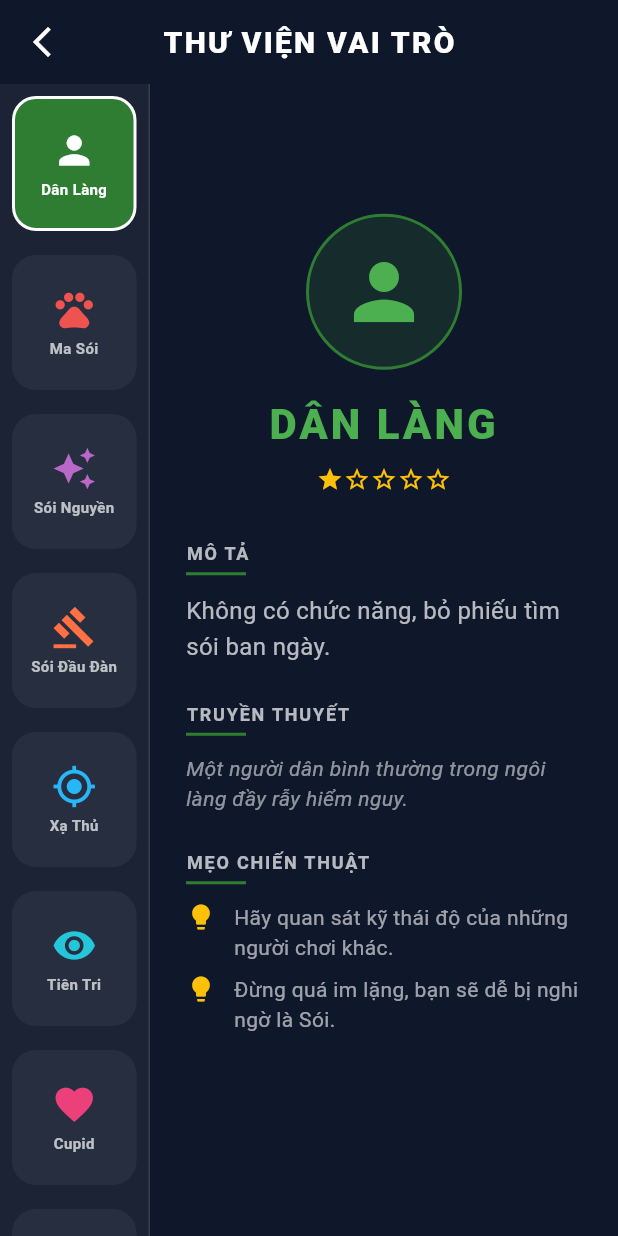
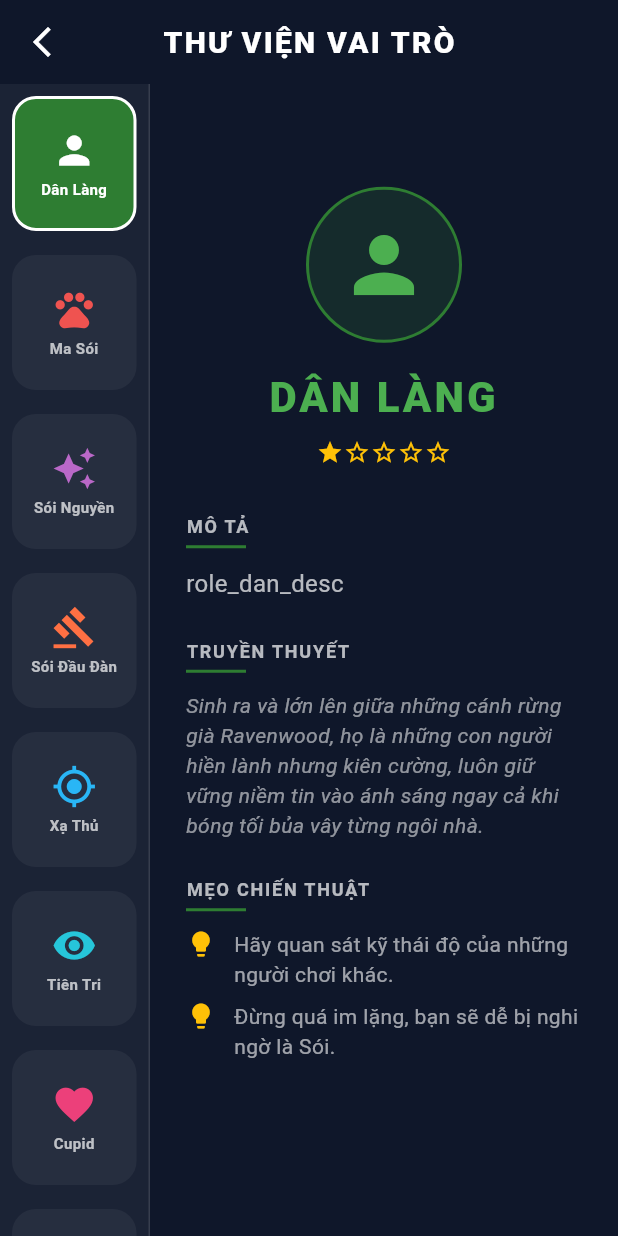
Before and after one commit to sktt1vinhlee/PRM---Werewolf, a Flutter app: the RoleLibraryScreen screen opened directly, after a tap on "Dân Làng", on a phone screen of 412 x 824 dp. Run offline on Flutter 3.47's test engine with Material 3 defaults, Android fonts, the light colour scheme and no system bars; our stand-ins replace cloud_firestore, firebase_core, shared_preferences; accounts and stored records are empty.

Commit message:
bản Alpla

```diff
--- a/lib/services/language_service.dart
+++ b/lib/services/language_service.dart
@@ -134,54 +134,54 @@ class LanguageService extends ChangeNotifier {
       'instruction_vote': 'Chạm người chơi để vote.',
       'instruction_target': 'Mục tiêu:',
       'role_dan': 'Dân Làng',
-      'role_dan_desc': 'Không có chức năng, bỏ phiếu tìm sói ban ngày.',
+      'role_dan_dz`esc': 'Tìm và bỏ phiếu treo cổ Ma Sói vào ban ngày.',
       'role_soi': 'Ma Sói',
-      'role_soi_desc': 'Cắn người vào ban đêm cùng bầy sói.',
+      'role_soi_desc': 'Cùng bầy đàn tiêu diệt dân làng vào ban đêm.',
       'role_soi_nguyen': 'Sói Nguyền',
-      'role_soi_nguyen_desc': 'Nguyền rủa người chơi ban ngày khiến Tiên Tri soi ra là Sói.',
+      'role_soi_nguyen_desc': 'Nguyền rủa khiến Tiên Tri soi sai phe mục tiêu.',
       'role_soi_dau_dan': 'Sói Đầu Đàn',
-      'role_soi_dau_dan_desc': 'Lá phiếu vote ban đêm có giá trị gấp đôi.',
+      'role_soi_dau_dan_desc': 'Lá phiếu cắn người ban đêm có giá trị gấp đôi.',
       'role_xa_thu': 'Xạ Thủ',
-      'role_xa_thu_desc': 'Có 2 viên đạn bắn ban ngày, bắn phát đầu sẽ lộ diện.',
+      'role_xa_thu_desc': 'Sở hữu 2 viên đạn để bắn hạ mục tiêu ban ngày.',
       'role_tien_tri': 'Tiên Tri',
-      'role_tien_tri_desc': 'Soi 1 người mỗi đêm để biết họ thuộc phe Dân hay Sói.',
+      'role_tien_tri_desc': 'Mỗi đêm soi 1 người để biết phe của họ.',
       'role_cupid': 'Cupid',
-      'role_cupid_desc': 'Ghép đôi 2 người, nếu 1 người chết người kia chết theo.',
+      'role_cupid_desc': 'Ghép đôi 2 người, thắng khi cả hai sống sót.',
       'role_tho_san': 'Thợ Săn',
-      'role_tho_san_desc': 'Nếu chết có thể chọn nổ súng bắn kéo theo 1 người.',
+      'role_tho_san_desc': 'Bắn hạ 1 người chơi khác nếu bạn tử nạn.',
       'role_bao_ve': 'Bảo Vệ',
-      'role_bao_ve_desc': 'Bảo vệ 1 người mỗi đêm khỏi sói (không bảo vệ 1 người 2 đêm liên tiếp).',
+      'role_bao_ve_desc': 'Mỗi đêm chọn bảo vệ 1 người khỏi Ma Sói.',
       'role_phu_thuy': 'Phù Thủy',
-      'role_phu_thuy_desc': 'Có 1 bình cứu (cứu người bị cắn hoặc hồi sinh) và 1 bình độc.',
+      'role_phu_thuy_desc': 'Có 1 bình thuốc cứu sống và 1 bình thuốc độc, chỉ sử dụng vào ban đêm.',
       'role_nerd': 'Kẻ Ngốc',
-      'role_nerd_desc': 'Thắng nếu bị dân làng treo cổ vào ban ngày.',
-      'lore_dan': 'Một người dân bình thường trong ngôi làng đầy rẫy hiểm nguy.',
+      'role_nerd_desc': 'Giành chiến thắng nếu bị dân làng treo cổ.',
       'tip_dan_1': 'Hãy quan sát kỹ thái độ của những người chơi khác.',
       'tip_dan_2': 'Đừng quá im lặng, bạn sẽ dễ bị nghi ngờ là Sói.',
-      'lore_soi': 'Kẻ săn mồi hung hãn núp bóng con người vào ban ngày.',
       'tip_soi_1': 'Hãy phối hợp cùng bầy sói để tiêu diệt các chức năng quan trọng.',
       'tip_soi_2': 'Tự tin giả làm dân làng hoặc một chức năng khác để ẩn thân.',
-      'lore_soi_nguyen': 'Kẻ mang lời nguyền hắc ám, có thể làm vấy bẩn linh hồn người khác.',
       'tip_soi_nguyen_1': 'Nguyền rủa người chơi có khả năng cao là Tiên Tri để gây nhiễu loạn thông tin.',
-      'lore_soi_dau_dan': 'Thủ lĩnh uy nghiêm của bầy sói với tiếng hú đầy quyền lực.',
       'tip_soi_dau_dan_1': 'Lá phiếu của bạn rất quan trọng, hãy thảo luận kỹ với bầy sói trước khi quyết định mục tiêu.',
-      'lore_xa_thu': 'Tay súng thiện xạ bảo vệ ngôi làng khỏi bóng tối.',
       'tip_xa_thu_1': 'Hãy giữ đạn cho đến khi bạn thực sự chắc chắn về mục tiêu, vì bạn sẽ lộ diện sau phát bắn đầu tiên.',
-      'lore_tien_tri': 'Người sở hữu đôi mắt thấu thị, nhìn thấu chân tướng sự thật.',
       'tip_tien_tri_1': 'Cố gắng sống sót càng lâu càng tốt để thu thập thêm thông tin.',
       'tip_tien_tri_2': 'Đừng vội vàng lộ diện, hãy khéo léo đưa ra gợi ý cho dân làng.',
-      'lore_cupid': 'Vị thần tình yêu kết nối những trái tim lại với nhau.',
       'tip_cupid_1': 'Ghép đôi hai người bạn tin tưởng để tạo ra một phe thứ ba mạnh mẽ.',
-      'lore_tho_san': 'Người gác đêm gan dạ, luôn sẵn sàng cho phát súng cuối cùng.',
       'tip_tho_san_1': 'Nếu bạn bị cắn, hãy nhắm vào người mà bạn nghi ngờ nhất là Sói.',
-      'lore_bao_ve': 'Lá chắn vững chắc che chở cho dân làng trong đêm tối.',
       'tip_bao_ve_1': 'Phán đoán mục tiêu tiếp theo của Sói để bảo vệ kịp thời.',
       'tip_bao_ve_2': 'Đừng quên rằng bạn không thể bảo vệ cùng một người trong hai đêm liên tiếp.',
-      'lore_phu_thuy': 'Người nắm giữ bí mật của sự sống và cái chết qua những bình thuốc.',
       'tip_phu_thuy_1': 'Sử dụng bình cứu cho các chức năng quan trọng như Tiên Tri hoặc Bảo Vệ.',
       'tip_phu_thuy_2': 'Bình độc là vũ khí nguy hiểm, hãy cẩn trọng kẻo giết nhầm dân làng.',
-      'lore_nerd': 'Một kẻ lập dị với những suy nghĩ không giống ai.',
       'tip_nerd_1': 'Hãy cư xử một cách đáng nghi nhưng đừng quá lộ liễu để dân làng treo cổ bạn.',
+      'role_dan_lore': 'Sinh ra và lớn lên giữa những cánh rừng già Ravenwood, họ là những con người hiền lành nhưng kiên cường, luôn giữ vững niềm tin vào ánh sáng ngay cả khi bóng tối bủa vây từng ngôi nhà.',
+      'role_soi_lore': 'Mang trong mình dòng máu quỷ dữ của mặt trăng máu. Khi đêm xuống, phần người biến mất, chỉ còn lại bản năng săn mồi tàn độc và tiếng hú xé toạc màn đêm lạnh lẽo.',
+      'role_soi_nguyen_lore': 'Từng là một kẻ sùng đạo bị trục xuất, hắn giờ đây dùng tà thuật cổ xưa để vấy bẩn linh hồn người khác, khiến những kẻ trong sạch nhất cũng trở nên u tối trong mắt đấng tiên tri.',
+      'role_soi_dau_dan_lore': 'Vị thủ lĩnh uy nghiêm với uy quyền tuyệt đối trong bầy đàn. Tiếng hú của hắn không chỉ là mệnh lệnh tấn công, mà còn là nỗi khiếp sợ gieo rắc sâu vào tâm khảm kẻ thù.',
+      'role_xa_thu_lore': 'Với đôi tay chưa bao giờ run và tầm ngắm chính xác tuyệt đối, anh là niềm hy vọng cuối cùng của dân làng để thực thi công lý ngay giữa ánh mặt trời.',
+      'role_tien_tri_lore': 'Người được ban tặng đôi mắt thấu thị, có thể nhìn xuyên thấu màn sương mờ của số phận. Nhưng sự thật thường đi kèm với cái giá là nỗi cô đơn và gánh nặng của kẻ biết trước tương lai.',
+      'role_cupid_lore': 'Vị thần tình yêu tinh quái, người tìm thấy niềm vui trong việc thắt chặt những sợi dây tơ hồng định mệnh, bất chấp việc chúng có thể trở thành thòng lọng tử thần cho cả hai.',
+      'role_tho_san_lore': 'Gã thợ săn già thiện chiến, người luôn sống với tôn chỉ: nếu hơi thở này phải trút xuống, thì kẻ thù cũng không bao giờ được phép sống sót để nhìn thấy bình minh.',
+      'role_bao_ve_lore': 'Hiệp sĩ thầm lặng của ngôi làng, người luôn thức trắng đêm bên những cánh cửa khép kín, sẵn sàng dùng tấm khiên và cả mạng sống để che chở cho đồng bào khỏi nanh vuốt quỷ dữ.',
+      'role_phu_thuy_lore': 'Bậc thầy về thảo dược và độc dược, bà nắm giữ ranh giới mong manh giữa sự sống và cái chết trong lòng bàn tay. Một giọt thuốc có thể là phép màu, nhưng cũng có thể là sự chấm hết.',
+      'role_nerd_lore': 'Một linh hồn lạc lối với tâm trí vỡ vụn, người tìm thấy sự giải thoát duy nhất trong tiếng cười nhạo báng của đám đông và cái chết vinh quang trên giá treo cổ.',
     },
     AppLanguage.en: {
       'game_title': 'WEREWOLF',
@@ -285,61 +285,55 @@ class LanguageService extends ChangeNotifier {
       'instruction_discuss': 'Discussion phase (60s).',
       'instruction_vote': 'Tap player to vote.',
       'instruction_target': 'Target:',
-      'help_title': 'SURVIVAL GUIDE',
-      'help_intro_title': 'PROLOGUE',
-      'help_intro_content': 'Welcome to Ravenwood – where shadows lurk and trust is a rare luxury. Werewolf is not just a game; it is a deadly battle of wits between Light and Darkness.',
-      'help_mechanic_title': 'CORE RULES',
-      'help_mechanic_content': '• NIGHT PHASE: The Wolves wake up and choose a victim. Special roles perform their silent duties.\n• DAY PHASE: The village wakes up, discusses the events, and votes to hang the suspected Werewolf.\n• GOAL: Villagers win by eliminating all Wolves. Wolves win when their numbers equal the remaining Villagers.',
-      'help_roles_title': 'ROLE ENCYCLOPEDIA',
       'role_dan': 'Villager',
-      'role_dan_desc': 'No ability, vote to find wolves during the day.',
+      'role_dan_desc': 'Find and vote to lynch Werewolves during the day.',
       'role_soi': 'Werewolf',
-      'role_soi_desc': 'Kill someone at night with the pack.',
+      'role_soi_desc': 'Eliminate villagers at night with your pack.',
       'role_soi_nguyen': 'Cursed Wolf',
-      'role_soi_nguyen_desc': 'Curse someone during the day so Seer sees them as a Wolf.',
+      'role_soi_nguyen_desc': 'Curse a player to make the Seer see them as a Wolf.',
       'role_soi_dau_dan': 'Alpha Wolf',
-      'role_soi_dau_dan_desc': 'Night vote counts as double.',
+      'role_soi_dau_dan_desc': 'Your night bite vote counts as double.',
       'role_xa_thu': 'Gunner',
-      'role_xa_thu_desc': 'Has 2 bullets to shoot during the day, first shot reveals role.',
+      'role_xa_thu_desc': 'Has 2 bullets to shoot down suspects during the day.',
       'role_tien_tri': 'Seer',
-      'role_tien_tri_desc': 'Scan 1 player each night to know their team (Villager or Wolf).',
+      'role_tien_tri_desc': 'Scan 1 player each night to reveal their team.',
       'role_cupid': 'Cupid',
-      'role_cupid_desc': 'Link 2 players, if one dies, the other follows.',
+      'role_cupid_desc': 'Link 2 players; win if both survive until the end.',
       'role_tho_san': 'Hunter',
-      'role_tho_san_desc': 'If you die, take someone with you.',
+      'role_tho_san_desc': 'Take someone down with you if you are eliminated.',
       'role_bao_ve': 'Bodyguard',
-      'role_bao_ve_desc': 'Protect 1 person each night from wolves (cannot protect twice).',
+      'role_bao_ve_desc': 'Protect 1 person from Werewolves each night.',
       'role_phu_thuy': 'Witch',
-      'role_phu_thuy_desc': 'Has 1 saving potion (save/revive) and 1 poison potion.',
+      'role_phu_thuy_desc': 'Has one saving potion and one poison potion.',
       'role_nerd': 'The Nerd',
-      'role_nerd_desc': 'Wins if hanged by the village during the day.',
-      'lore_dan': 'An ordinary citizen in a village full of dangers.',
+      'role_nerd_desc': 'Wins if successfully voted to be hanged by the village.',
       'tip_dan_1': 'Observe other players\' attitudes carefully.',
       'tip_dan_2': 'Don\'t be too quiet, you\'ll be easily suspected as a Wolf.',
-      'lore_soi': 'An aggressive predator hiding as a human during the day.',
       'tip_soi_1': 'Coordinate with the pack to eliminate key roles.',
       'tip_soi_2': 'Confidently pretend to be a villager or another role to hide.',
-      'lore_soi_nguyen': 'A cursed being who can taint the souls of others.',
       'tip_soi_nguyen_1': 'Curse players who are likely the Seer to disrupt information.',
-      'lore_soi_dau_dan': 'The majestic leader of the pack with a powerful howl.',
       'tip_soi_dau_dan_1': 'Your vote is crucial, discuss carefully with the pack before deciding.',
-      'lore_xa_thu': 'A sharpshooter protecting the village from the darkness.',
       'tip_xa_thu_1': 'Hold your fire until you are sure, as you reveal yourself after the first shot.',
-      'lore_tien_tri': 'The one with the clairvoyant eyes, seeing through the truth.',
       'tip_tien_tri_1': 'Try to survive as long as possible to gather more info.',
       'tip_tien_tri_2': 'Don\'t reveal yourself too early, give subtle hints to the village.',
-      'lore_cupid': 'The god of love connecting hearts together.',
       'tip_cupid_1': 'Link two people you trust to create a strong third faction.',
-      'lore_tho_san': 'A brave night watchman, always ready for the final shot.',
       'tip_tho_san_1': 'If you are bitten, aim for the person you suspect most as a Wolf.',
-      'lore_bao_ve': 'The sturdy shield protecting villagers in the dark of night.',
       'tip_bao_ve_1': 'Predict the Wolves\' next target to protect in time.',
       'tip_bao_ve_2': 'Remember, you cannot protect the same person two nights in a row.',
-      'lore_phu_thuy': 'The keeper of the secrets of life and death through potions.',
       'tip_phu_thuy_1': 'Use the heal potion on key roles like Seer or Bodyguard.',
       'tip_phu_thuy_2': 'The poison potion is a dangerous weapon, be careful not to kill a villager.',
-      'lore_nerd': 'An eccentric with thoughts unlike anyone else.',
       'tip_nerd_1': 'Behave suspiciously but not too obviously so the village hangs you.',
+      'role_dan_lore': 'Born and raised in the ancient forests of Ravenwood, they are gentle yet resilient people who hold fast to their faith in the light even as darkness surrounds their homes.',
+      'role_soi_lore': 'Stained by the curse of the Blood Moon. When night falls, their humanity vanishes, leaving only a brutal predatory instinct and a howl that pierces the freezing night air.',
+      'role_soi_nguyen_lore': 'Once a devout believer but now an outcast, he uses ancient dark magic to taint the souls of others, making even the purest hearts appear dark in the eyes of the Prophet.',
+      'role_soi_dau_dan_lore': 'A majestic leader with absolute authority over the pack. His howl is not just a call to attack, but a wave of terror sowed deep within the hearts of his enemies.',
+      'role_xa_thu_lore': 'With hands that never tremble and a gaze of absolute precision, he is the last hope of the villagers to enforce justice right under the high sun.',
+      'role_tien_tri_lore': 'Gifted with clairvoyant eyes that pierce through the fog of fate. But the truth often comes with the price of extreme solitude and the burden of knowing the future.',
+      'role_cupid_lore': 'The mischievous god of love who finds joy in tying the red strings of destiny, regardless of whether they might become a death noose for both.',
+      'role_tho_san_lore': 'A battle-hardened old hunter who lives by one rule: if this breath must fade, the enemy shall never be allowed to live to see the dawn.',
+      'role_bao_ve_lore': 'The silent knight of the village, who stays awake through the night behind closed doors, ready to use his shield and his life to protect his kin from the demons\' claws.',
+      'role_phu_thuy_lore': 'A master of herbs and poisons, she holds the thin line between life and death in her hands. One drop can be a miracle, but another can be the end.',
+      'role_nerd_lore': 'A lost soul with a shattered mind, finding his only release in the mocking laughter of the crowd and a glorious death upon the gallows.',
     }
   };
 }
```
Also changed, not shown: lib/screens/play_screen.dart (+25 -18 lines), lib/services/game_controller.dart (+96 -14 lines).
